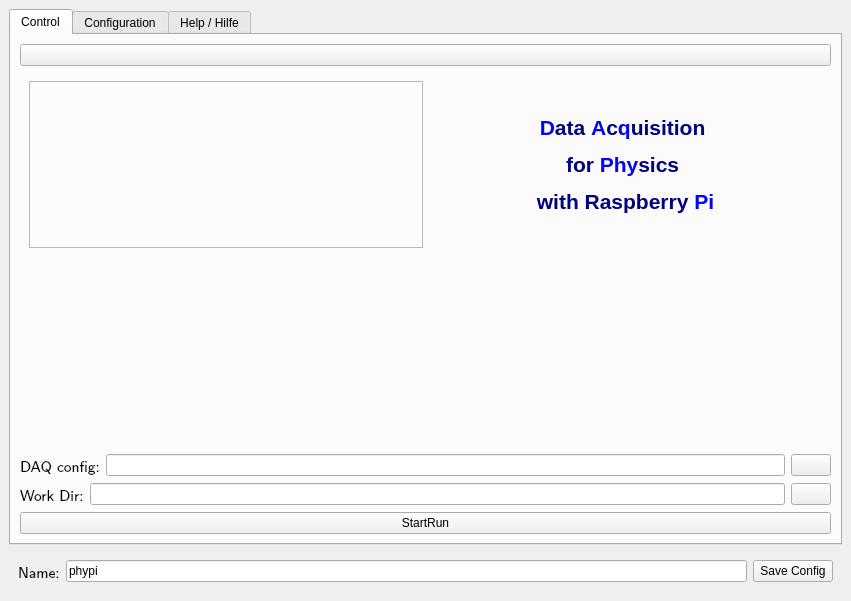
First picture: the form in phypidaq/phypi.ui, repository PhyPiDAQ/PhyPiDAQ, before the edit.
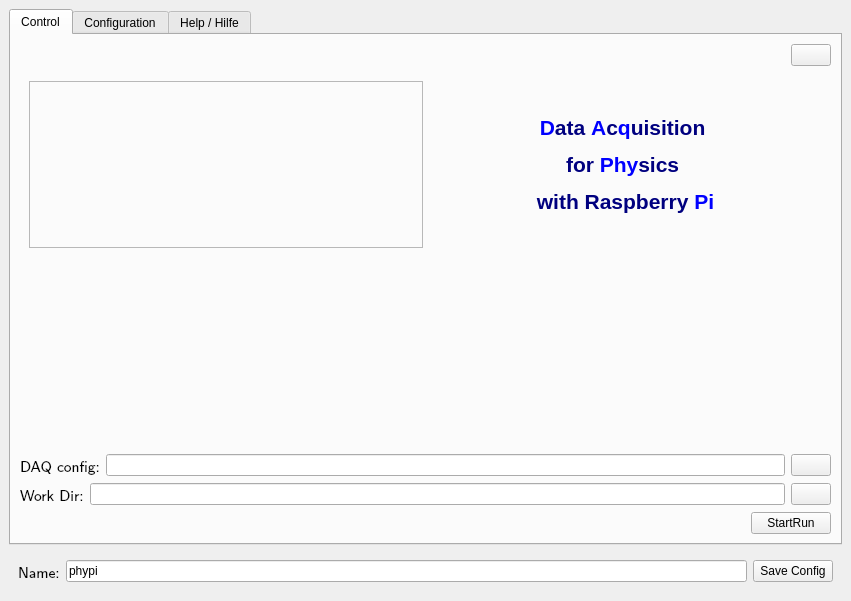
Second picture: the form after the edit. Icons and pictures are not drawn.

Commit message: Adjust buttons to their matching size

```diff
--- a/phypidaq/phypi.ui
+++ b/phypidaq/phypi.ui
@@ -52,6 +52,21 @@
        </attribute>
        <layout class="QVBoxLayout" name="tab_control_layout">
         <item>
+         <layout class="QHBoxLayout" name="stop_button_layout">
+          <item>
+           <spacer name="stop_button_spacer">
+            <property name="orientation">
+             <enum>Qt::Horizontal</enum>
+            </property>
+            <property name="sizeHint" stdset="0">
+             <size>
+              <width>40</width>
+              <height>20</height>
+             </size>
+            </property>
+           </spacer>
+          </item>
+          <item>
          <widget class="QPushButton" name="pB_abort">
           <property name="geometry">
            <rect>
@@ -84,6 +99,8 @@
           </property>
          </widget>
         </item>
+         </layout>
+        </item>
         <item>
          <widget class="QWidget" name="logo_widget">
           <layout class="QHBoxLayout" name="logo_widget_layout">
@@ -293,6 +310,21 @@
          </layout>
         </item>
         <item>
+         <layout class="QHBoxLayout">
+          <item>
+           <spacer name="stop_button_spacer">
+            <property name="orientation">
+             <enum>Qt::Horizontal</enum>
+            </property>
+            <property name="sizeHint" stdset="0">
+             <size>
+              <width>40</width>
+              <height>20</height>
+             </size>
+            </property>
+           </spacer>
+          </item>
+          <item>
          <widget class="QPushButton" name="pB_StartRun">
           <property name="geometry">
            <rect>
@@ -320,6 +352,8 @@
          </widget>
         </item>
        </layout>
+        </item>
+       </layout>
       </widget>
       <widget class="QWidget" name="Tab_Config">
        <property name="toolTip">
```
Left out of the diff: 13 changed lines with no effect on the pictures. Lines whose indentation alone changed are shown as unchanged. The commit also changes 1 other file.
